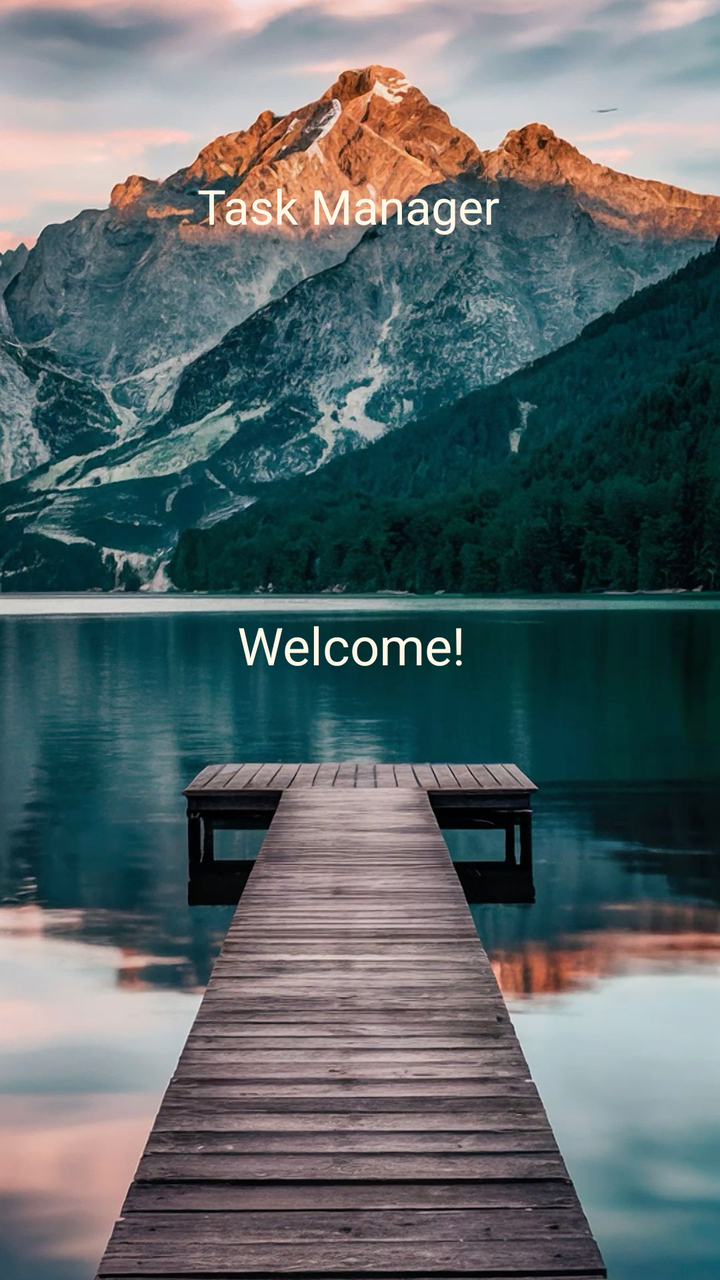
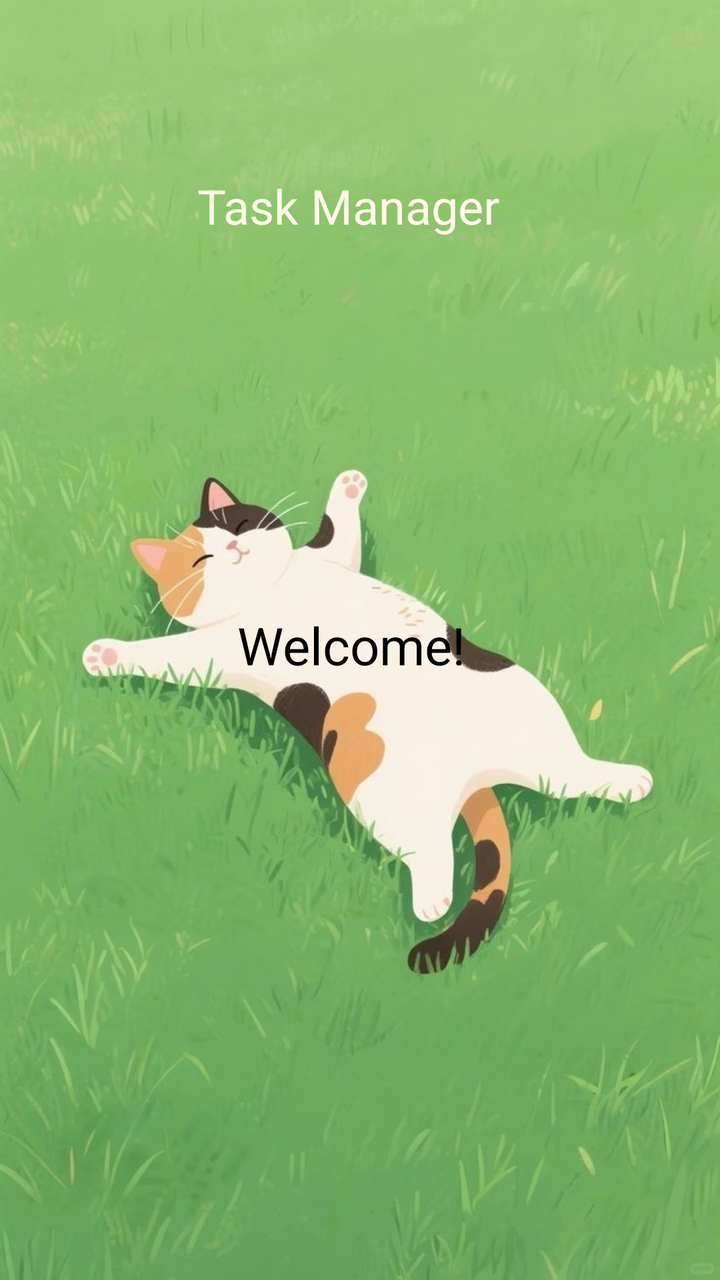

Screens rendered from an Android XML layout before and after an edit, with the pre-edit source and the edit as a unified diff.
<!-- AndroidManifest.xml: application theme Theme.MyApplication -->
<!-- res/layout/activity_main.xml -->
<?xml version="1.0" encoding="utf-8"?>
<androidx.constraintlayout.widget.ConstraintLayout xmlns:android="http://schemas.android.com/apk/res/android"
    xmlns:app="http://schemas.android.com/apk/res-auto"
    xmlns:tools="http://schemas.android.com/tools"
    android:id="@+id/main"
    android:layout_width="match_parent"
    android:layout_height="match_parent"
    tools:context=".MainActivity">



    <ImageView
        android:id="@+id/backgroundImage"
        android:layout_width="0dp"
        android:layout_height="0dp"
        android:scaleType="centerCrop"
        android:src="@drawable/openning_background"
        android:contentDescription="@null"
        app:layout_constraintTop_toTopOf="parent"
        app:layout_constraintBottom_toBottomOf="parent"
        app:layout_constraintStart_toStartOf="parent"
        app:layout_constraintEnd_toEndOf="parent" />

    <TextView
        android:layout_width="163dp"
        android:layout_height="74dp"
        android:text="@string/task_manager"
        android:textColor="#FFF8E7"
        android:textSize="24dp"
        app:layout_constraintBottom_toBottomOf="parent"
        app:layout_constraintEnd_toEndOf="parent"
        app:layout_constraintStart_toStartOf="parent"
        app:layout_constraintTop_toTopOf="parent"
        app:layout_constraintVertical_bias="0.153" />

    <TextView
        android:layout_width="123dp"
        android:layout_height="30dp"
        android:text="@string/welcome"
        android:textSize="26dp"
        android:textColor="#FFF8E7"
        app:layout_constraintBottom_toBottomOf="parent"
        app:layout_constraintEnd_toEndOf="parent"
        app:layout_constraintStart_toStartOf="parent"
        app:layout_constraintTop_toTopOf="parent" />



</androidx.constraintlayout.widget.ConstraintLayout>
<!-- resources referenced by this layout -->
<resources>
  <!-- drawable openning_background: jpg bitmap (drawable, 242327 bytes) -->
  <string name="task_manager">Task Manager</string>
  <string name="welcome">Welcome!</string>
  <style name="Theme.MyApplication" parent="Base.Theme.MyApplication" />
  <style name="Base.Theme.MyApplication" parent="Theme.Material3.DayNight.NoActionBar">
          
          
      </style>
</resources>

<!-- the commit's change to res/layout/activity_main.xml (unified diff, before → after) -->
@@ -14,7 +14,7 @@
         android:layout_width="0dp"
         android:layout_height="0dp"
         android:scaleType="centerCrop"
-        android:src="@drawable/openning_background"
+        android:src="@drawable/background_for_main"
         android:contentDescription="@null"
         app:layout_constraintTop_toTopOf="parent"
         app:layout_constraintBottom_toBottomOf="parent"
@@ -38,7 +38,7 @@
         android:layout_height="30dp"
         android:text="@string/welcome"
         android:textSize="26dp"
-        android:textColor="#FFF8E7"
+        android:textColor="@color/black"
         app:layout_constraintBottom_toBottomOf="parent"
         app:layout_constraintEnd_toEndOf="parent"
         app:layout_constraintStart_toStartOf="parent"
<!-- resource entries referenced after the edit -->
@@ -1,6 +1,7 @@
 <!-- resources referenced by this layout -->
 <resources>
-  <!-- drawable openning_background: jpg bitmap (drawable, 242327 bytes) -->
+  <color name="black">#FF000000</color>
+  <!-- drawable background_for_main: jpg bitmap (drawable, 250010 bytes) -->
   <string name="task_manager">Task Manager</string>
   <string name="welcome">Welcome!</string>
   <style name="Theme.MyApplication" parent="Base.Theme.MyApplication" />
